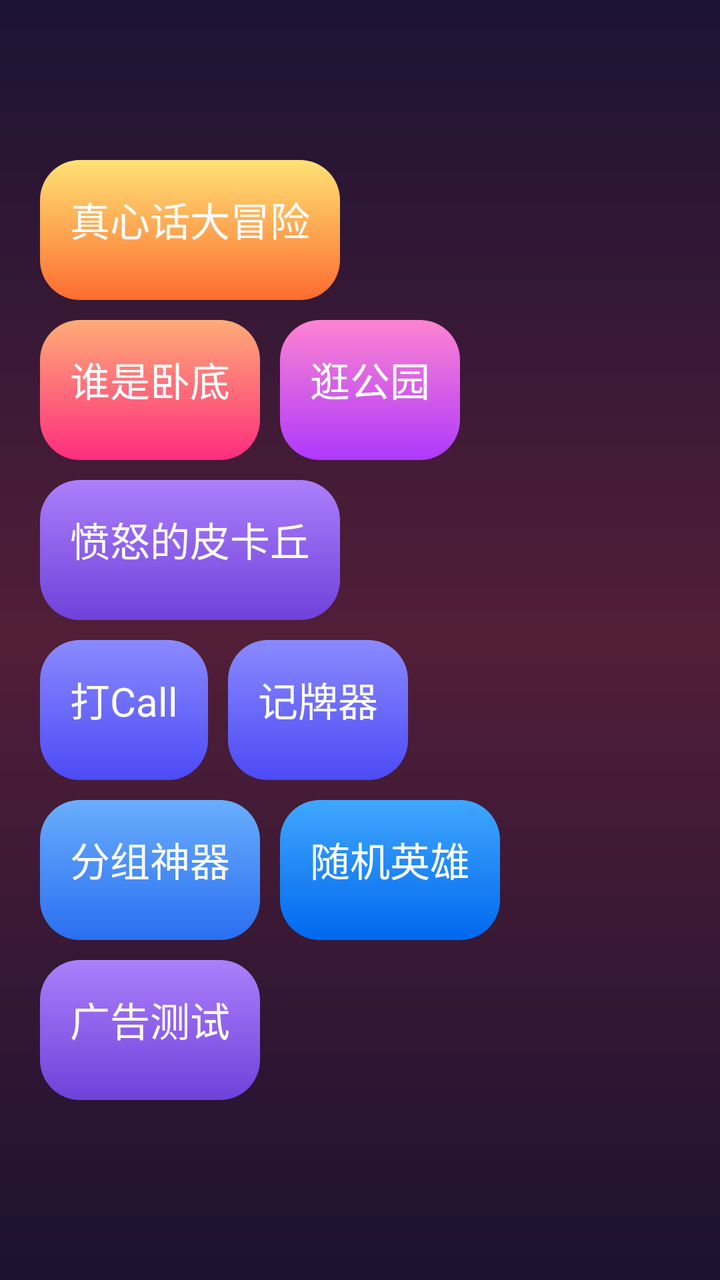
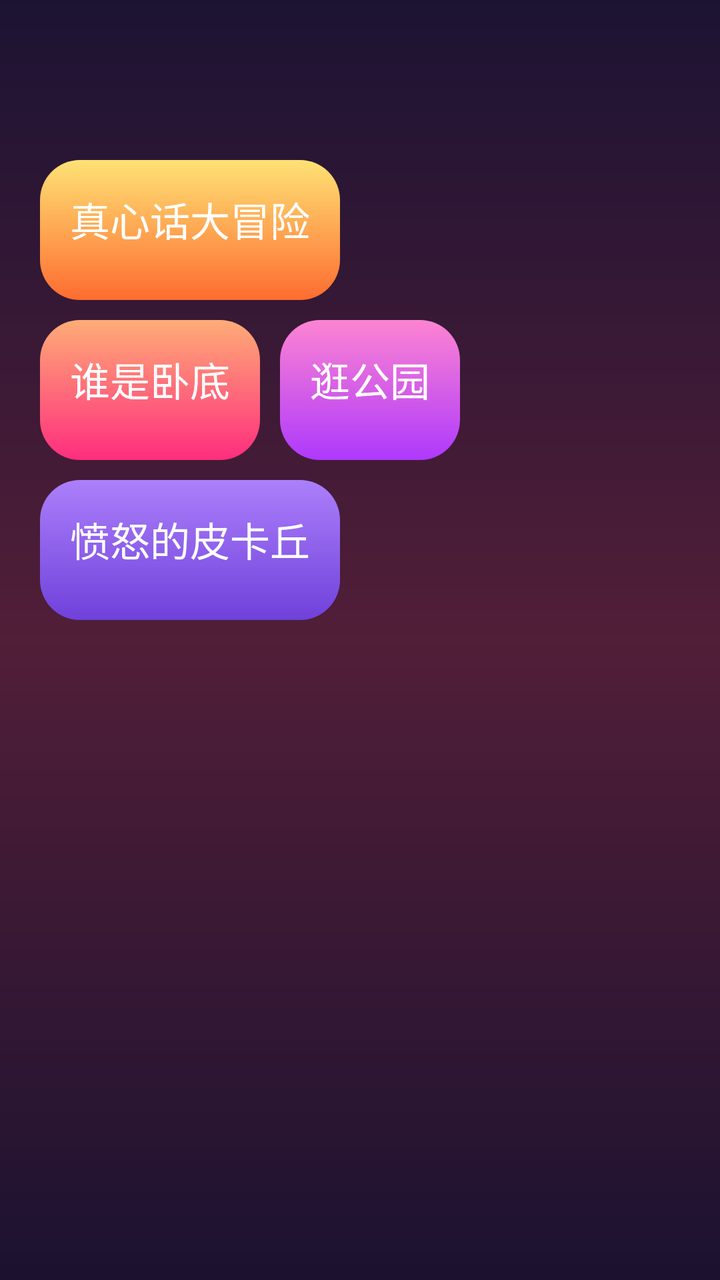

An Android layout rendered at two revisions. The XML below is the earlier revision; the diff shows what the commit changed to produce the second picture.
<!-- AndroidManifest.xml: application theme AppTheme -->
<!-- res/layout/activity_main.xml -->
<?xml version="1.0" encoding="utf-8"?>
<layout xmlns:android="http://schemas.android.com/apk/res/android"
    xmlns:app="http://schemas.android.com/apk/res-auto"
    xmlns:binding="http://schemas.android.com/apk/res-auto"
    xmlns:tools="http://schemas.android.com/tools">

    <data>

        <variable
            name="viewModel"
            type="com.xxx.games.MainViewModel" />
    </data>

    <RelativeLayout
        android:layout_width="match_parent"
        android:layout_height="match_parent"
        android:background="@drawable/bg_home"
        tools:context=".MainActivity">

        <Button
            android:id="@+id/btn_game1"
            android:layout_width="wrap_content"
            android:layout_height="70dp"
            android:layout_marginLeft="20dp"
            android:layout_marginTop="80dp"
            android:background="@drawable/bg_menu1"
            android:padding="15dp"
            android:text="真心话大冒险"
            android:textColor="@color/white"
            android:textSize="20sp" />

        <Button
            android:id="@+id/btn_game2"
            android:layout_width="wrap_content"
            android:layout_height="70dp"
            android:layout_below="@id/btn_game3"
            android:layout_marginLeft="20dp"
            android:layout_marginTop="10dp"
            android:background="@drawable/bg_menu4"
            android:padding="15dp"
            android:text="愤怒的皮卡丘"
            android:textColor="@color/white"
            android:textSize="20sp" />

        <Button
            android:id="@+id/btn_game5"
            android:layout_width="wrap_content"
            android:layout_height="70dp"
            android:layout_below="@id/btn_game2"
            android:layout_marginLeft="20dp"
            android:layout_marginTop="10dp"
            android:background="@drawable/bg_menu5"
            android:padding="15dp"
            android:text="打Call"
            android:textColor="@color/white"
            android:textSize="20sp" />

        <Button
            android:id="@+id/btn_game8"
            android:layout_width="wrap_content"
            android:layout_height="70dp"
            android:layout_below="@id/btn_game2"
            android:layout_toRightOf="@id/btn_game5"
            android:layout_marginLeft="10dp"
            android:layout_marginTop="10dp"
            android:background="@drawable/bg_menu5"
            android:padding="15dp"
            android:text="记牌器"
            android:textColor="@color/white"
            android:textSize="20sp" />

        <Button
            android:id="@+id/btn_game6"
            android:layout_width="wrap_content"
            android:layout_height="70dp"
            android:layout_below="@id/btn_game5"
            android:layout_marginLeft="20dp"
            android:layout_marginTop="10dp"
            android:background="@drawable/bg_menu6"
            android:padding="15dp"
            android:text="分组神器"
            android:textColor="@color/white"
            android:textSize="20sp" />

        <Button
            android:id="@+id/btn_game7"
            android:layout_width="wrap_content"
            android:layout_height="70dp"
            android:layout_below="@id/btn_game5"
            android:layout_marginLeft="10dp"
            android:layout_marginTop="10dp"
            android:layout_toRightOf="@id/btn_game6"
            android:background="@drawable/bg_menu7"
            android:padding="15dp"
            android:text="随机英雄"
            android:textColor="@color/white"
            android:textSize="20sp" />

        <Button
            android:id="@+id/btn_game3"
            android:layout_width="wrap_content"
            android:layout_height="70dp"
            android:layout_below="@id/btn_game1"
            android:layout_marginLeft="20dp"
            android:layout_marginTop="10dp"
            android:background="@drawable/bg_menu2"
            android:padding="15dp"
            android:text="谁是卧底"
            android:textColor="@color/white"
            android:textSize="20sp" />

        <Button
            android:id="@+id/btn_game4"
            android:layout_width="wrap_content"
            android:layout_height="70dp"
            android:layout_below="@id/btn_game1"
            android:layout_marginLeft="10dp"
            android:layout_marginTop="10dp"
            android:layout_toRightOf="@id/btn_game3"
            android:background="@drawable/bg_menu3"
            android:padding="15dp"
            android:text="逛公园"
            android:textColor="@color/white"
            android:textSize="20sp" />

        <Button
            android:id="@+id/btn_game9"
            android:layout_width="wrap_content"
            android:layout_height="70dp"
            android:layout_below="@id/btn_game6"
            android:layout_marginLeft="20dp"
            android:layout_marginTop="10dp"
            android:background="@drawable/bg_menu4"
            android:padding="15dp"
            android:text="广告测试"
            android:textColor="@color/white"
            android:textSize="20sp" />

    </RelativeLayout>
</layout>
<!-- resources referenced by this layout -->
<resources>
  <color name="white">#FFFFFFFF</color>
  <!-- drawable bg_home (drawable) -->
  <?xml version="1.0" encoding="utf-8"?>
  <shape xmlns:android="http://schemas.android.com/apk/res/android"
      android:shape="rectangle">
      
      <gradient
          android:startColor="#1C1333"
          android:centerColor="#521E38"
          android:endColor="#1B1230"
          android:angle="-90"
          />
  </shape>
  <!-- drawable bg_menu1 (drawable) -->
  <?xml version="1.0" encoding="utf-8"?>
  <shape xmlns:android="http://schemas.android.com/apk/res/android"
      android:shape="rectangle">
      
      <gradient
          android:startColor="#FEE275"
          android:endColor="#FE6C30"
          android:angle="-45"
          />
      <corners android:radius="20dp" />
  </shape>
  <!-- drawable bg_menu2 (drawable) -->
  <?xml version="1.0" encoding="utf-8"?>
  <shape xmlns:android="http://schemas.android.com/apk/res/android"
      android:shape="rectangle">
      
      <gradient
          android:startColor="#FEAC77"
          android:endColor="#FE2D7D"
          android:angle="-45"
          />
      <corners android:radius="20dp" />
  </shape>
  <!-- drawable bg_menu3 (drawable) -->
  <?xml version="1.0" encoding="utf-8"?>
  <shape xmlns:android="http://schemas.android.com/apk/res/android"
      android:shape="rectangle">
      
      <gradient
          android:startColor="#FD84D2"
          android:endColor="#AE39FC"
          android:angle="-45"
          />
      <corners android:radius="20dp" />
  </shape>
  <!-- drawable bg_menu4 (drawable) -->
  <?xml version="1.0" encoding="utf-8"?>
  <shape xmlns:android="http://schemas.android.com/apk/res/android"
      android:shape="rectangle">
      
      <gradient
          android:startColor="#AC7FFB"
          android:endColor="#6F41DA"
          android:angle="-45"
          />
      <corners android:radius="20dp" />
  </shape>
  <!-- drawable bg_menu5 (drawable) -->
  <?xml version="1.0" encoding="utf-8"?>
  <shape xmlns:android="http://schemas.android.com/apk/res/android"
      android:shape="rectangle">
      
      <gradient
          android:startColor="#8A8AFE"
          android:endColor="#4C4AF5"
          android:angle="-45"
          />
      <corners android:radius="20dp" />
  </shape>
  <!-- drawable bg_menu6 (drawable) -->
  <?xml version="1.0" encoding="utf-8"?>
  <shape xmlns:android="http://schemas.android.com/apk/res/android"
      android:shape="rectangle">
      
      <gradient
          android:startColor="#69AEFD"
          android:endColor="#2A6EF0"
          android:angle="-45"
          />
      <corners android:radius="20dp" />
  </shape>
  <!-- drawable bg_menu7 (drawable) -->
  <?xml version="1.0" encoding="utf-8"?>
  <shape xmlns:android="http://schemas.android.com/apk/res/android"
      android:shape="rectangle">
      
      <gradient
          android:startColor="#3FA7FD"
          android:endColor="#0168EF"
          android:angle="-45"
          />
      <corners android:radius="20dp" />
  </shape>
  <style name="AppTheme" parent="QMUI.Compat.NoActionBar">
          
          <item name="colorPrimary">@color/colorPrimary</item>
          <item name="colorPrimaryDark">@color/colorPrimaryDark</item>
          <item name="colorAccent">@color/colorAccent</item>
      </style>
  <color name="colorPrimary">#008577</color>
  <color name="colorPrimaryDark">#00574B</color>
  <color name="colorAccent">#D81B60</color>
</resources>

<!-- the commit's change to res/layout/activity_main.xml (unified diff, before → after) -->
@@ -43,6 +43,7 @@
             android:textSize="20sp" />
 
         <Button
+            android:visibility="invisible"
             android:id="@+id/btn_game5"
             android:layout_width="wrap_content"
             android:layout_height="70dp"
@@ -56,13 +57,14 @@
             android:textSize="20sp" />
 
         <Button
+            android:visibility="invisible"
             android:id="@+id/btn_game8"
             android:layout_width="wrap_content"
             android:layout_height="70dp"
             android:layout_below="@id/btn_game2"
-            android:layout_toRightOf="@id/btn_game5"
             android:layout_marginLeft="10dp"
             android:layout_marginTop="10dp"
+            android:layout_toRightOf="@id/btn_game5"
             android:background="@drawable/bg_menu5"
             android:padding="15dp"
             android:text="记牌器"
@@ -70,6 +72,7 @@
             android:textSize="20sp" />
 
         <Button
+            android:visibility="invisible"
             android:id="@+id/btn_game6"
             android:layout_width="wrap_content"
             android:layout_height="70dp"
@@ -83,6 +86,7 @@
             android:textSize="20sp" />
 
         <Button
+            android:visibility="invisible"
             android:id="@+id/btn_game7"
             android:layout_width="wrap_content"
             android:layout_height="70dp"
@@ -124,6 +128,7 @@
             android:textSize="20sp" />
 
         <Button
+            android:visibility="invisible"
             android:id="@+id/btn_game9"
             android:layout_width="wrap_content"
             android:layout_height="70dp"
